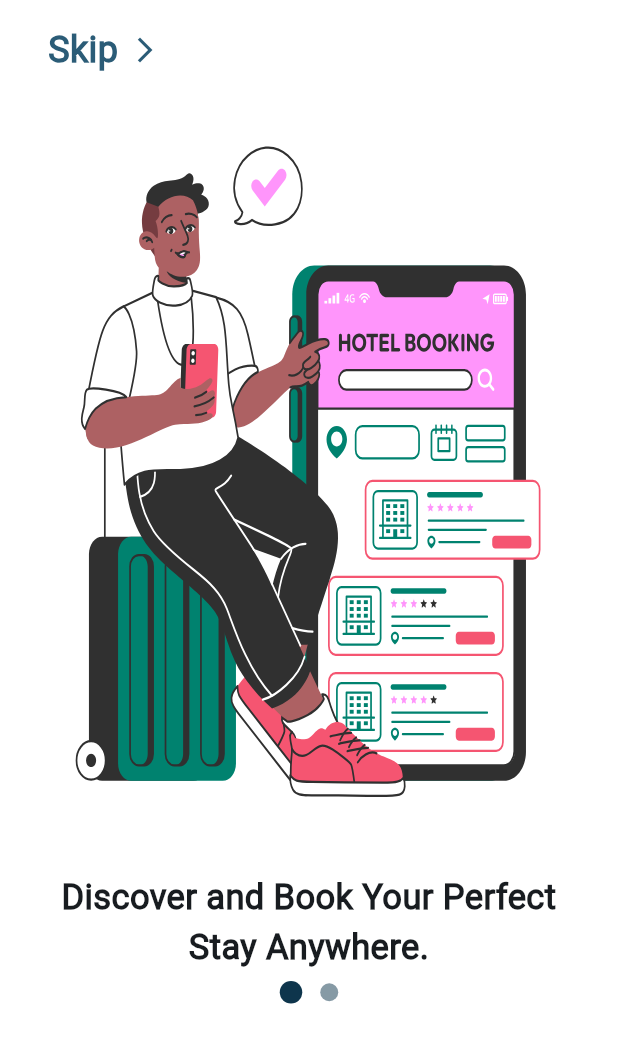
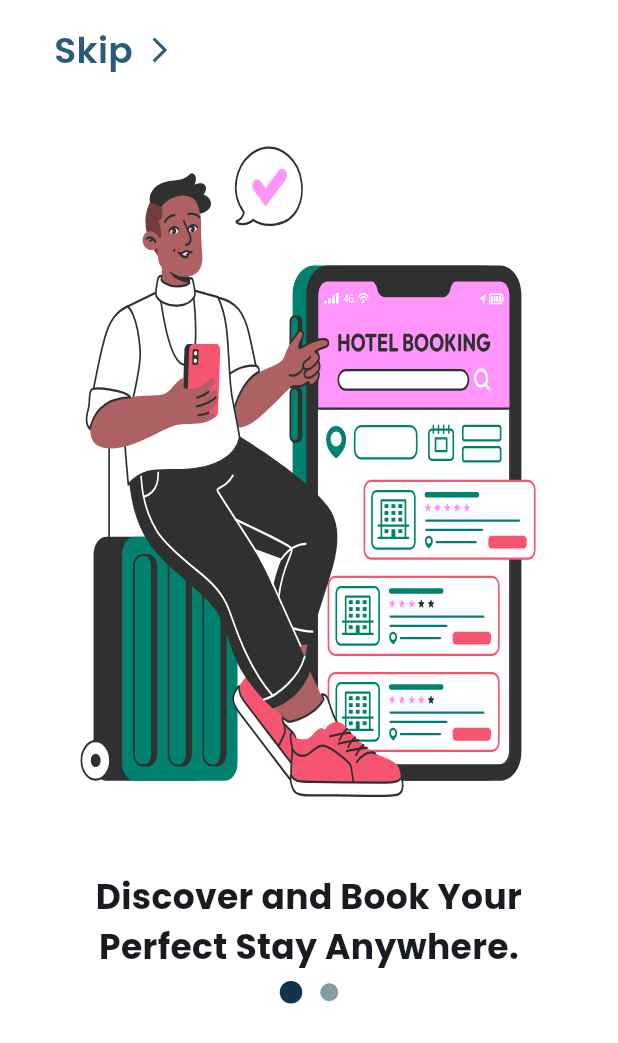
Before and after one commit to 3madhani/digy_stay, a Flutter app: the screen it shows after launch, after a tap on "Skip", on a phone screen of 412 x 824 dp. Shown: the top 1043 px of the screen. Run offline on Flutter 3.47's test engine with Material 3 defaults, Android fonts, the phone set to English and light mode, and no system bars; drawn by our look-alikes of dots_indicator; our stand-ins replace flutter_svg, shared_preferences.

Commit message:
Refactor code structure for improved readability and maintainability

```diff
--- a/lib/core/constants/app_const.dart
+++ b/lib/core/constants/app_const.dart
@@ -1,4 +1,4 @@
 class AppConst {
-  static const horizontalPadding = 16.0;
+  static const horizontalPadding = 20.0;
   static const String isOnboardingViewSeenKey = 'isOnboardingViewSeen';
 }
--- a/lib/feature/home/presentaion/views/home_view.dart
+++ b/lib/feature/home/presentaion/views/home_view.dart
@@ -9,7 +9,7 @@ class HomeView extends StatelessWidget {
   @override
   Widget build(BuildContext context) {
     return Scaffold(
-      body: HomeViewBody(),
+      body: SafeArea(child: HomeViewBody()),
     );
   }
 }
--- a/lib/main.dart
+++ b/lib/main.dart
@@ -9,17 +9,17 @@ void main() async {
   WidgetsFlutterBinding.ensureInitialized();
   // Initialize shared preferences
   await Prefs.init();
-  runApp(const MainApp());
+  runApp(const DigyStay());
 }
 
-class MainApp extends StatelessWidget {
-  const MainApp({super.key});
+class DigyStay extends StatelessWidget {
+  const DigyStay({super.key});
 
   @override
   Widget build(BuildContext context) {
     return MaterialApp(
       theme: ThemeData(
-        fontFamily: 'Roboto',
+        fontFamily: 'Poppins',
         scaffoldBackgroundColor: Colors.white,
         colorScheme: ColorScheme.fromSeed(seedColor: AppColors.primaryColor),
       ),
```
Also changed, not shown: lib/feature/home/presentaion/views/widgets/home_view_body.dart (+25 -1 lines), pubspec.yaml (+8 -2 lines), assets/fonts/Poppins-Bold.ttf (added), assets/fonts/Poppins-Medium.ttf (added), assets/fonts/Poppins-Regular.ttf (added), assets/fonts/Poppins-SemiBold.ttf (added), assets/fonts/Roboto-Regular.ttf (deleted), assets/fonts/SF Proverbial Gothic.ttf (deleted), assets/fonts/SueEllenFrancisco-Regular.ttf (deleted).
